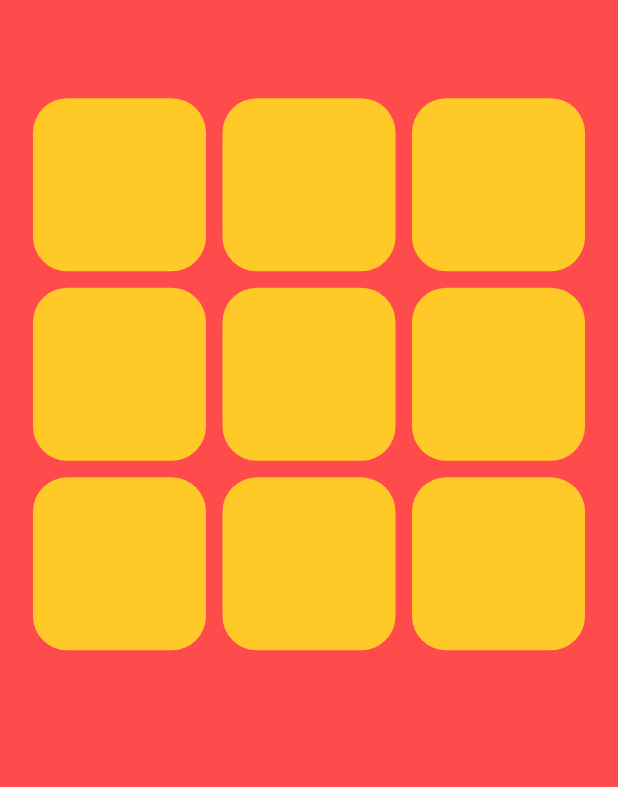
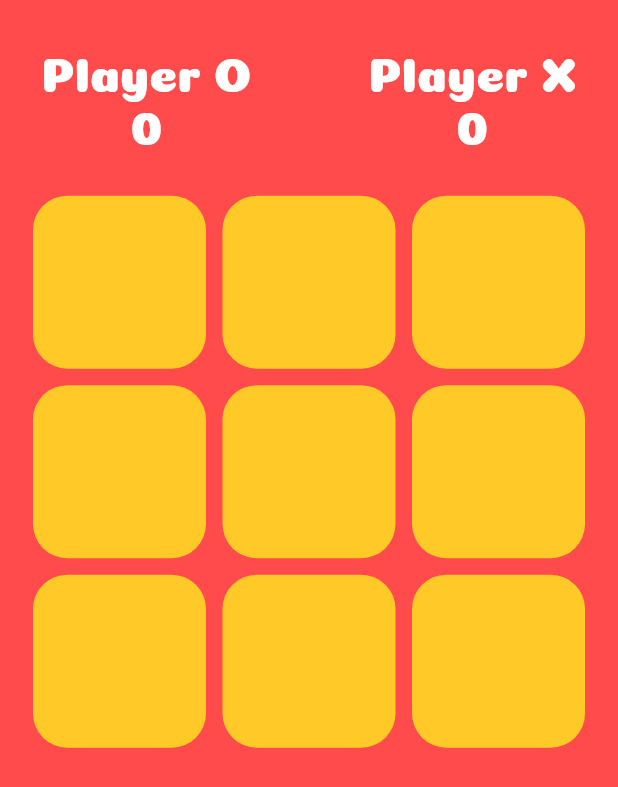
Before and after one commit to SharifboyMuminov/TicTacToe, a Flutter app: the screen it shows after launch, on a phone screen of 412 x 824 dp. Shown: the top 787 px of the screen. Run offline on Flutter 3.47's test engine with Material 3 defaults, Android fonts, the phone set to English and light mode, and no system bars; our stand-ins replace flutter_screenutil, shared_preferences.

Commit message:
start work

```diff
--- a/lib/screens/home_screen/home_screen.dart
+++ b/lib/screens/home_screen/home_screen.dart
@@ -15,7 +15,12 @@ class _HomeScreenState extends State<HomeScreen> {
   List<String> displayXO = ['', '', '', '', '', '', '', '', ''];
 
   String winner = "";
+  int playerXWinnerCount = 0;
+
+  int playerOWinnerCount = 0;
+
   List<int> winnerIndex = [];
+  bool turn = false;
 
   @override
   Widget build(BuildContext context) {
@@ -29,11 +34,48 @@ class _HomeScreenState extends State<HomeScreen> {
         right: false,
         child: Column(
           children: [
-            Text(
-              winner,
-              style: AppTextStyle.coinyRegular.copyWith(
-                fontSize: 48.sp,
-                color: AppColors.white,
+            Padding(
+              padding: EdgeInsets.all(25.we),
+              child: Row(
+                mainAxisAlignment: MainAxisAlignment.spaceBetween,
+                children: [
+                  Column(
+                    children: [
+                      Text(
+                        "Player O",
+                        style: AppTextStyle.coinyRegular.copyWith(
+                          fontSize: 28.sp,
+                          color: AppColors.white,
+                        ),
+                      ),
+                      Text(
+                        playerOWinnerCount.toString(),
+                        style: AppTextStyle.coinyRegular.copyWith(
+                          fontSize: 28.sp,
+                          color: AppColors.white,
+                        ),
+                      ),
+                    ],
+                  ),
+                  Column(
+                    children: [
+                      Text(
+                        "Player X",
+                        style: AppTextStyle.coinyRegular.copyWith(
+                          fontSize: 28.sp,
+                          color: AppColors.white,
+                        ),
+                      ),
+                      Text(
+                        playerXWinnerCount.toString(),
+                        style: AppTextStyle.coinyRegular.copyWith(
+                          fontSize: 28.sp,
+                          color: AppColors.white,
+                        ),
+                      ),
+                    ],
+                  ),
+                ],
               ),
             ),
             Expanded(
@@ -51,8 +93,16 @@ class _HomeScreenState extends State<HomeScreen> {
                       child: GestureDetector(
                         onTap: () {
                           setState(() {
-                            displayXO[index] = "X";
-                            checkWinner();
+                            if (displayXO[index].isEmpty &&
+                                winnerIndex.isEmpty) {
+                              if (turn) {
+                                displayXO[index] = "O";
+                              } else {
+                                displayXO[index] = "X";
+                              }
+                              turn = !turn;
+                              checkWinner();
+                            }
                           });
                         },
                         child: AnimatedContainer(
@@ -67,7 +117,9 @@ class _HomeScreenState extends State<HomeScreen> {
                             child: Text(
                               displayXO[index],
                               style: AppTextStyle.coinyRegular.copyWith(
-                                color: AppColors.primaryColor,
+                                color: winnerIndex.contains(index)
+                                    ? AppColors.white
+                                    : AppColors.primaryColor,
                                 fontSize: 65.sp,
                               ),
                             ),
@@ -79,6 +131,14 @@ class _HomeScreenState extends State<HomeScreen> {
                 ),
               ),
             ),
+            Text(
+              winner,
+              style: AppTextStyle.coinyRegular.copyWith(
+                fontSize: 28.sp,
+                color: AppColors.white,
+              ),
+            ),
+            20.getH(),
           ],
         ),
       ),
@@ -101,16 +161,16 @@ class _HomeScreenState extends State<HomeScreen> {
       String a = displayXO[condition[0]];
       String b = displayXO[condition[1]];
       String c = displayXO[condition[2]];
-      // debugPrint(condition.toString());
-      // debugPrint("a = $a");
-      // debugPrint("b = $b");
-      // debugPrint("c = $c");
 
       if (a.isNotEmpty && a == b && b == c) {
-        debugPrint("Hello");
         setState(() {
-          winner = a;
+          winner = "Player $a wins!";
           winnerIndex = condition;
+          if (a == "X") {
+            playerXWinnerCount++;
+          } else {
+            playerOWinnerCount++;
+          }
         });
       }
     }
--- a/lib/utils/app_text_style.dart
+++ b/lib/utils/app_text_style.dart
@@ -2,6 +2,8 @@ import 'package:flutter/material.dart';
 import 'package:tic_tac_toe/utils/app_colors.dart';
 
 class AppTextStyle {
+  AppTextStyle._();
+
   static TextStyle robotoThin = const TextStyle(
     fontFamily: "Roboto",
     fontWeight: FontWeight.w200,
```
